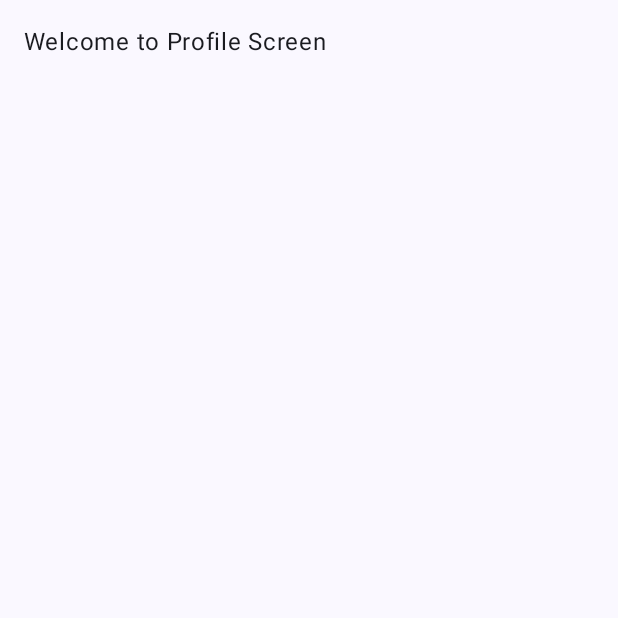
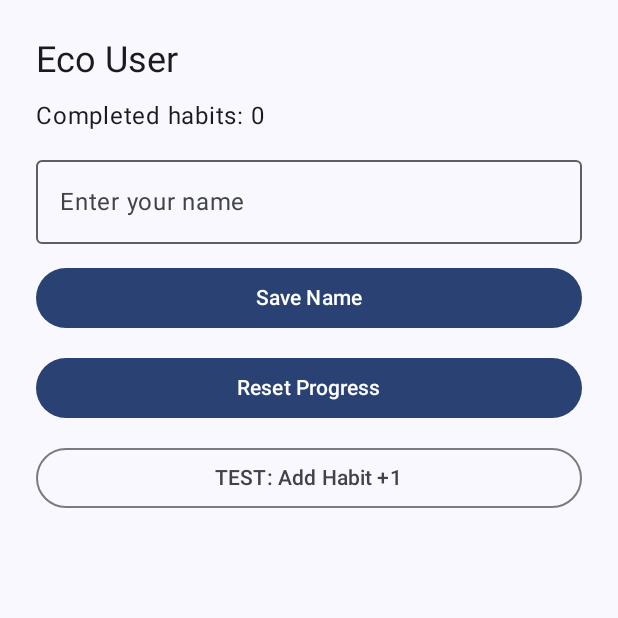
Before and after one commit to Legioner5678/EcoTrack, an Android app built with Jetpack Compose: the ProfileScreen screen opened through its navigation route, on a phone screen of 412 x 824 dp, the top half of it. Run offline under Robolectric (Android 15) with nearby library versions, the phone set to English and light mode, and no system bars; our stand-ins replace Dagger/Hilt's generated code.

Commit message:
Add files via upload

```diff
--- a/app/src/main/java/com/example/ecotrack/MainActivity.kt
+++ b/app/src/main/java/com/example/ecotrack/MainActivity.kt
@@ -14,6 +14,7 @@ import androidx.navigation.compose.rememberNavController
 import com.example.ecotrack.ui.theme.EcoTrackTheme
 import dagger.hilt.android.AndroidEntryPoint
 import androidx.compose.ui.unit.dp
+import com.example.ecotrack.ui.profile.ProfileScreen
 
 @AndroidEntryPoint // Внедрение зависимостей в Activity
 class MainActivity : ComponentActivity() {
@@ -56,8 +57,9 @@ fun EcoTrackAppEntryPoint() {
             }
             // Маршрут для экрана профиля Дастана
             composable("profile") {
-                PlaceholderScreen("Profile")
+                ProfileScreen()
             }
+
             // Маршрут для Retrofit-советов
             composable("tips") {
                 PlaceholderScreen("Eco Tips (Retrofit)")
--- /dev/null
+++ b/app/src/main/java/com/example/ecotrack/ui/profile/ProfileScreen.kt
@@ -0,0 +1,77 @@
+package com.example.ecotrack.ui.profile
+
+import android.widget.Toast
+import androidx.compose.foundation.layout.*
+import androidx.compose.material3.*
+import androidx.compose.runtime.*
+import androidx.compose.ui.Modifier
+import androidx.compose.ui.platform.LocalContext
+import androidx.compose.ui.unit.dp
+import androidx.lifecycle.viewmodel.compose.viewModel
+import com.example.ecotrack.viewmodel.ProfileComposeViewModel
+
+@Composable
+fun ProfileScreen() {
+
+    val viewModel: ProfileComposeViewModel = viewModel()
+    val context = LocalContext.current
+
+    var nameInput by remember { mutableStateOf("") }
+
+    Column(
+        modifier = Modifier
+            .fillMaxSize()
+            .padding(24.dp),
+        verticalArrangement = Arrangement.spacedBy(12.dp)
+    ) {
+
+        Text(
+            text = viewModel.userName.value,
+            style = MaterialTheme.typography.headlineSmall
+        )
+
+        Text(
+            text = "Completed habits: ${viewModel.habitsCount.value}",
+            style = MaterialTheme.typography.bodyLarge
+        )
+
+        OutlinedTextField(
+            value = nameInput,
+            onValueChange = { nameInput = it },
+            label = { Text("Enter your name") },
+            modifier = Modifier.fillMaxWidth()
+        )
+
+        Button(
+            onClick = {
+                if (nameInput.isNotEmpty()) {
+                    viewModel.saveName(nameInput)
+                    Toast.makeText(context, "Name saved", Toast.LENGTH_SHORT).show()
+                }
+            },
+            modifier = Modifier.fillMaxWidth()
+        ) {
+            Text("Save Name")
+        }
+
+        Button(
+            onClick = {
+                viewModel.resetProgress()
+                Toast.makeText(context, "Progress reset", Toast.LENGTH_SHORT).show()
+            },
+            modifier = Modifier.fillMaxWidth()
+        ) {
+            Text("Reset Progress")
+        }
+
+        // ✅ Тестовая кнопка (можно потом удалить)
+        OutlinedButton(
+            onClick = {
+                viewModel.addTestHabit()
+            },
+            modifier = Modifier.fillMaxWidth()
+        ) {
+            Text("TEST: Add Habit +1")
+        }
+    }
+}
--- /dev/null
+++ b/app/src/main/java/com/example/ecotrack/utils/PrefManager.kt
@@ -0,0 +1,29 @@
+package com.example.ecotrack.utils
+
+import android.content.Context
+
+class PrefManager(context: Context) {
+
+
+    private val prefs = context.getSharedPreferences("eco_prefs", Context.MODE_PRIVATE)
+
+    fun saveUserName(name: String) {
+        prefs.edit().putString("user_name", name).apply()
+    }
+
+    fun getUserName(): String {
+        return prefs.getString("user_name", "Eco User") ?: "Eco User"
+    }
+
+    fun saveHabitsCount(count: Int) {
+        prefs.edit().putInt("habits_count", count).apply()
+    }
+
+    fun getHabitsCount(): Int {
+        return prefs.getInt("habits_count", 0)
+    }
+
+    fun resetProgress() {
+        prefs.edit().putInt("habits_count", 0).apply()
+    }
+}
--- /dev/null
+++ b/app/src/main/java/com/example/ecotrack/viewmodel/ProfileComposeViewModel.kt
@@ -0,0 +1,34 @@
+package com.example.ecotrack.viewmodel
+
+import android.app.Application
+import androidx.compose.runtime.mutableStateOf
+import androidx.lifecycle.AndroidViewModel
+import com.example.ecotrack.utils.PrefManager
+
+class ProfileComposeViewModel(application: Application) : AndroidViewModel(application) {
+
+    private val prefs = PrefManager(application)
+
+    var userName = mutableStateOf(prefs.getUserName())
+        private set
+
+    var habitsCount = mutableStateOf(prefs.getHabitsCount())
+        private set
+
+    fun saveName(name: String) {
+        prefs.saveUserName(name)
+        userName.value = name
+    }
+
+    fun resetProgress() {
+        prefs.resetProgress()
+        habitsCount.value = 0
+    }
+
+    // ✅ ТОЛЬКО ДЛЯ ТЕСТА
+    fun addTestHabit() {
+        val newValue = habitsCount.value + 1
+        prefs.saveHabitsCount(newValue)
+        habitsCount.value = newValue
+    }
+}
```
Also changed, not shown: app/src/main/java/com/example/ecotrack/data/Habit.kt (added, +12 -0 lines), app/src/main/java/com/example/ecotrack/data/local/HabitProgressRepository.kt (added, +72 -0 lines).
